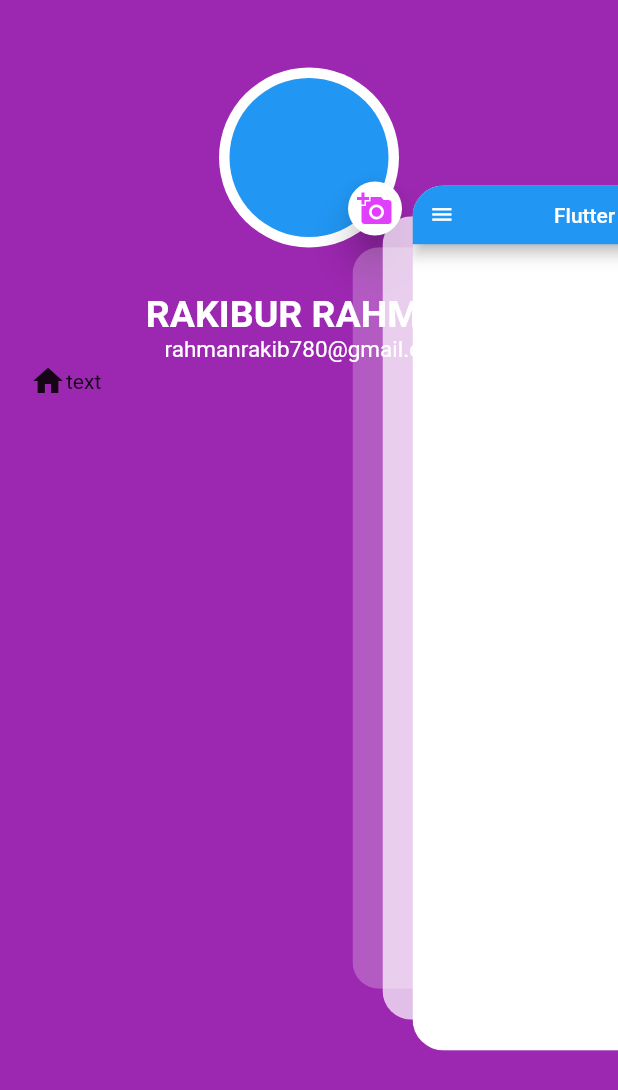
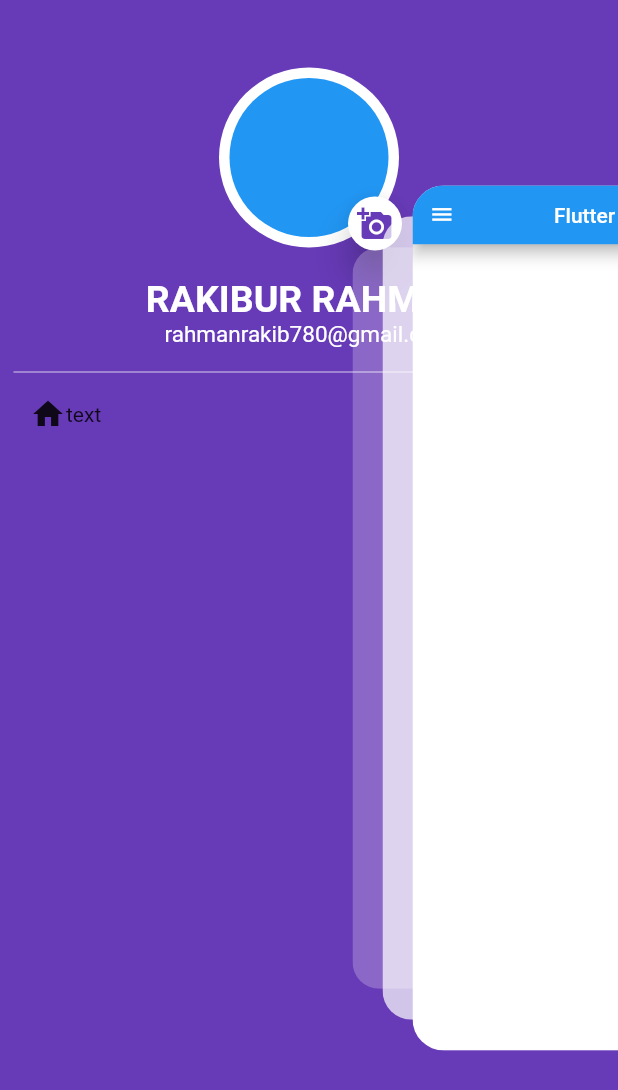
Before and after one commit to rakibur557/Firebase_with_Flutter, a Flutter app: the HomeScreen screen opened by its route, after a tap on the "menu" icon, on a phone screen of 412 x 824 dp. Shown: the top 1090 px of the screen. Run offline on Flutter 3.47's test engine with Material 2 defaults, Android fonts, the phone set to English and light mode, and no system bars; drawn by our look-alikes of flutter_zoom_drawer; our stand-ins replace animated_splash_screen, firebase_auth, firebase_core, google_sign_in, image_picker; accounts and stored records are empty; network calls fail.

Commit message:
update drawer

```diff
--- a/simple/lib/pages/HomeScreen.dart
+++ b/simple/lib/pages/HomeScreen.dart
@@ -31,7 +31,7 @@ class _HomeScreenState extends State<HomeScreen> {
       borderRadius: 30,
       showShadow: true,
       angle: 0.0,
-      menuBackgroundColor: Colors.purple,
+      menuBackgroundColor: Colors.deepPurple,
     );
   }
 }
@@ -68,25 +68,26 @@ class _DrawerScreenState extends State<DrawerScreen> {
   @override
   Widget build(BuildContext context) {
     return Scaffold(
-      backgroundColor: Colors.purple,
+      backgroundColor: Colors.deepPurple,
       body: Center(
         child: Column(
           //mainAxisAlignment: MainAxisAlignment.center,
-         // crossAxisAlignment: CrossAxisAlignment.start,
+          // crossAxisAlignment: CrossAxisAlignment.start,
           children: [
-            SizedBox(height: 15,),
+            SizedBox(
+              height: 25,
+            ),
             Stack(
               children: [
                 Container(
-                  margin: EdgeInsets.symmetric(vertical: 30, horizontal: 30),
+                  margin: EdgeInsets.symmetric(vertical: 20, horizontal: 30),
                   child: CircleAvatar(
                     radius: 60,
                     backgroundColor: Colors.white,
                     child: CircleAvatar(
                       radius: 53,
                       backgroundColor: Colors.blue,
-                      backgroundImage:
-                      image == null ? null : FileImage(image!),
+                      backgroundImage: image == null ? null : FileImage(image!),
                     ),
                   ),
                 ),
@@ -96,11 +97,12 @@ class _DrawerScreenState extends State<DrawerScreen> {
                     child: RawMaterialButton(
                       elevation: 10,
                       fillColor: Colors.white,
-                      child: Icon(Icons.add_a_photo, color: Colors.purpleAccent),
+                      child:
+                          Icon(Icons.add_a_photo, color: Colors.deepPurple),
                       shape: CircleBorder(),
                       onPressed: () {
                         showDialog(
-                          //  useRootNavigator: Navigator.canPop(context),
+                            //  useRootNavigator: Navigator.canPop(context),
                             context: context,
                             builder: (BuildContext context) {
                               return AlertDialog(
@@ -125,7 +127,8 @@ class _DrawerScreenState extends State<DrawerScreen> {
                                         child: Row(
                                           children: [
                                             Padding(
-                                              padding: const EdgeInsets.all(8.0),
+                                              padding:
+                                                  const EdgeInsets.all(8.0),
                                               child: Icon(Icons.camera_alt),
                                             ),
                                             Text(
@@ -137,7 +140,6 @@ class _DrawerScreenState extends State<DrawerScreen> {
                                           ],
                                         ),
                                       ),
-
                                       InkWell(
                                         splashColor: Colors.blue,
                                         onTap: () {
@@ -149,7 +151,8 @@ class _DrawerScreenState extends State<DrawerScreen> {
                                         child: Row(
                                           children: [
                                             Padding(
-                                              padding: const EdgeInsets.all(8.0),
+                                              padding:
+                                                  const EdgeInsets.all(8.0),
                                               child: Icon(Icons.image),
                                             ),
                                             Text(
@@ -161,7 +164,6 @@ class _DrawerScreenState extends State<DrawerScreen> {
                                           ],
                                         ),
                                       ),
-
                                     ],
                                   ),
                                 ),
@@ -174,23 +176,38 @@ class _DrawerScreenState extends State<DrawerScreen> {
                     )),
               ],
             ),
-            Text('RAKIBUR RAHMAN', style: TextStyle(fontSize: 25, fontWeight: FontWeight.bold,color: Colors.white),),
-            Text('rahmanrakib780@gmail.com', style: TextStyle(fontSize: 15,color: Colors.white),),
+            Text(
+              'RAKIBUR RAHMAN'.toUpperCase(),
+              style: TextStyle(
+                fontSize: 25,
+                fontWeight: FontWeight.bold,
+                color: Colors.white,
+              ),
+            ),
+            Text(
+              'rahmanrakib780@gmail.com'.toLowerCase(),
+              style: TextStyle(fontSize: 15, color: Colors.white),
+            ),
+            Padding(
+              padding: const EdgeInsets.all(8.0),
+              child: Divider(color: Colors.white, thickness: 0.5,indent: 1),
+            ),
             drawerList(Icons.home, 'Home'),
-
           ],
         ),
       ),
     );
+  }
 
-  }
-  Widget drawerList(IconData icon, String text){
+  Widget drawerList(IconData icon, String text) {
     return Container(
       margin: EdgeInsets.only(left: 20),
       child: Row(
         children: [
           Icon(icon),
-          SizedBox(height: 10,),
+          SizedBox(
+            height: 10,
+          ),
           Text('text'),
         ],
       ),
@@ -200,28 +217,29 @@ class _DrawerScreenState extends State<DrawerScreen> {
 //image picker
   final ImagePicker _picker = ImagePicker();
   File? image;
-  Future pickImg()async{
-    try{
+
+  Future pickImg() async {
+    try {
       final XFile? image = await _picker.pickImage(source: ImageSource.gallery);
-      if(image == null) return;
+      if (image == null) return;
       final imageTemporary = File(image.path);
       setState(() {
         this.image = imageTemporary;
       });
-    } on PlatformException catch(e){
+    } on PlatformException catch (e) {
       print('Failed to pick image: ${e}');
     }
   }
 
-  Future pickCamera()async{
-    try{
+  Future pickCamera() async {
+    try {
       final XFile? image = await _picker.pickImage(source: ImageSource.camera);
-      if(image == null) return;
+      if (image == null) return;
       final imageTemporary = File(image.path);
       setState(() {
         this.image = imageTemporary;
       });
-    } on PlatformException catch(e){
+    } on PlatformException catch (e) {
       print('Failed to pick image: ${e}');
     }
   }
```
